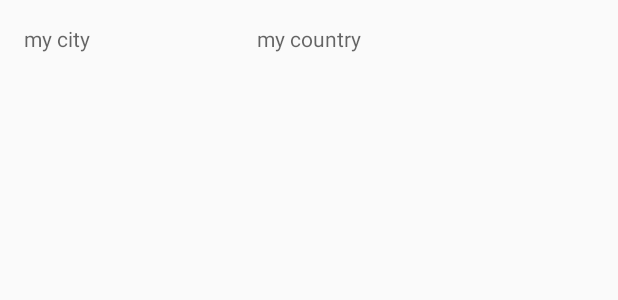
After one commit to tmillner/SimilarTemperature, an Android app: the layout content_weather_result_list_adapter.xml on its own in the app's theme, with its tools: preview values and no code run, on a phone screen of 412 x 824 dp. The commit adds this screen. Shown: the top 300 px of the screen. Run offline under Robolectric (Android 15) with nearby library versions, the phone set to English and light mode, and no system bars.

Commit message:
task - Add ListView support

```diff
--- a/app/src/main/AndroidManifest.xml
+++ b/app/src/main/AndroidManifest.xml
@@ -1,6 +1,9 @@
 <?xml version="1.0" encoding="utf-8"?>
 <manifest xmlns:android="http://schemas.android.com/apk/res/android"
     package="com.localhost.tmillner.similartemperature">
+
+    <!-- Necessary for API calls -->
+    <uses-permission android:name="android.permission.INTERNET" />
 
     <application
         android:allowBackup="true"
@@ -21,7 +24,7 @@
         <activity
             android:name=".ResultsActivity"
             android:label="@string/title_activity_results"
-            android:theme="@style/AppTheme.NoActionBar"></activity>
+            android:theme="@style/AppTheme.NoActionBar" />
     </application>
 
 </manifest>
--- a/app/src/main/res/layout/content_main.xml
+++ b/app/src/main/res/layout/content_main.xml
@@ -36,6 +36,7 @@
             android:orientation="horizontal">
 
             <AutoCompleteTextView
+                android:id="@+id/userInput"
                 android:layout_width="0dp"
                 android:layout_height="wrap_content"
                 android:layout_weight="10"
@@ -93,6 +94,7 @@
             android:textSize="20dp"
             android:gravity="center_horizontal"/>
         <ListView
+            android:id="@+id/recently_viewed"
             android:layout_width="match_parent"
             android:layout_height="match_parent">
         </ListView>
--- a/app/src/main/res/layout/content_results.xml
+++ b/app/src/main/res/layout/content_results.xml
@@ -36,6 +36,7 @@
             android:orientation="horizontal">
 
             <TextView
+                android:id="@+id/degrees"
                 android:layout_width="match_parent"
                 android:layout_height="wrap_content"
                 android:text="°###  "
--- /dev/null
+++ b/app/src/main/res/layout/content_weather_result_list_adapter.xml
@@ -0,0 +1,30 @@
+<?xml version="1.0" encoding="utf-8"?>
+<LinearLayout xmlns:android="http://schemas.android.com/apk/res/android"
+    xmlns:app="http://schemas.android.com/apk/res-auto"
+    xmlns:tools="http://schemas.android.com/tools"
+    android:orientation="horizontal"
+    android:layout_width="match_parent"
+    android:layout_height="match_parent"
+    android:paddingBottom="@dimen/activity_vertical_margin"
+    android:paddingLeft="@dimen/activity_horizontal_margin"
+    android:paddingRight="@dimen/activity_horizontal_margin"
+    android:paddingTop="@dimen/activity_vertical_margin"
+    app:layout_behavior="@string/appbar_scrolling_view_behavior"
+    tools:context="com.localhost.tmillner.similartemperature.WeatherResultListAdapter">
+
+    <TextView
+        android:id="@+id/result_city"
+        android:layout_width="wrap_content"
+        android:layout_height="wrap_content"
+        android:hint="my city"/>
+
+    <TextView
+        android:id="@+id/result_country"
+        android:layout_width="wrap_content"
+        android:layout_height="wrap_content"
+        android:hint="my country"
+        android:layout_marginLeft="50pt" />
+
+    <!-- Do we want to store an icon of the weather type??? -->
+
+</LinearLayout>
--- a/app/src/main/res/values/strings.xml
+++ b/app/src/main/res/values/strings.xml
@@ -19,4 +19,5 @@
 
     <string name="title_activity_results">ResultsActivity</string>
     <string name="results_heading_string">Places that are also ...</string>
+    <string name="title_activity_weather_result_list_adapter">WeatherResultListAdapter</string>
 </resources>
```
Also changed, not shown: app/src/main/java/com/localhost/tmillner/similartemperature/MainActivity.java (+57 -1 lines), app/src/main/java/com/localhost/tmillner/similartemperature/ResultsActivity.java (+58 -11 lines), app/src/main/java/com/localhost/tmillner/similartemperature/WeatherResultListAdapter.java (added, +59 -0 lines), app/src/main/java/com/localhost/tmillner/similartemperature/helpers/WeatherRequest.java (+8 -16 lines).
